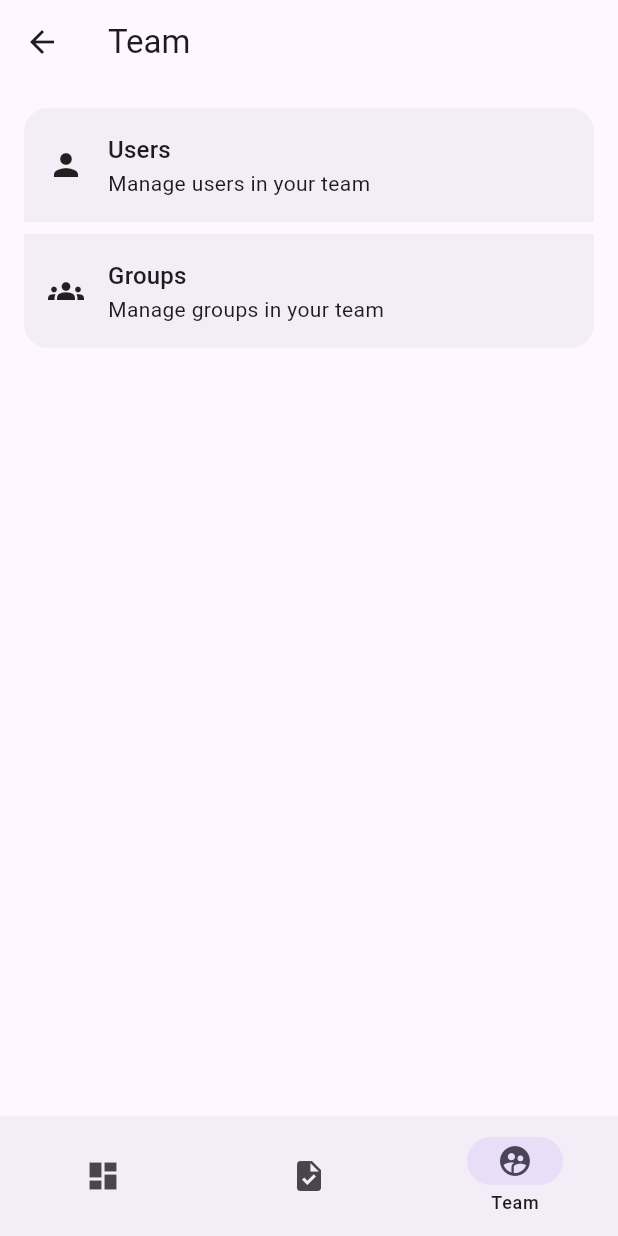
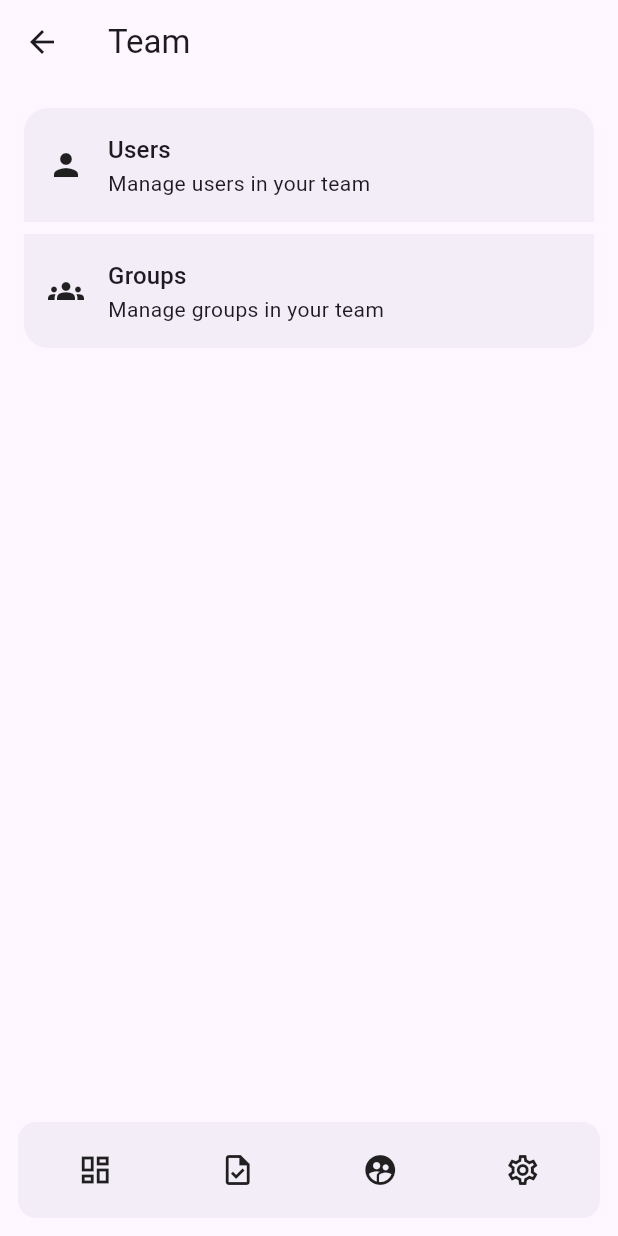
Before and after one commit to InvenzaApp/Invenza-Mobile, a Flutter app: the TeamPage screen opened by its route, on a phone screen of 412 x 824 dp. Run offline on Flutter 3.47's test engine with Material 3 defaults, Android fonts, the light colour scheme and no system bars; our stand-ins replace auto_route; generated files the repository leaves out were written again.

Commit message:
MA-15 Improved custom naivgation Bar

```diff
--- a/lib/app/routing/app_router.dart
+++ b/lib/app/routing/app_router.dart
@@ -1,4 +1,4 @@
-import 'package:app/app/screens/app/routing/app_routes.dart';
+import 'package:app/screens/app/routing/app_routes.dart';
 import 'package:auto_route/auto_route.dart';
 
 @AutoRouterConfig()
--- a/lib/app/screens/app/helpers/app_navigation_destinations.dart
+++ /dev/null
@@ -1,31 +0,0 @@
-import 'package:app/app/routing/app_router.gr.dart';
-import 'package:app/extensions/app_localizations.dart';
-import 'package:auto_route/auto_route.dart';
-import 'package:flutter/material.dart';
-
-class AppNavigationDestinations {
-  const AppNavigationDestinations(this.context);
-
-  final BuildContext context;
-
-  List<NavigationDestination> getDestinationList() => [
-        NavigationDestination(
-          icon: const Icon(Icons.dashboard),
-          label: context.l10n.nav_bar_dashboard,
-        ),
-        NavigationDestination(
-          icon: const Icon(Icons.task),
-          label: context.l10n.nav_bar_tasks,
-        ),
-        NavigationDestination(
-          icon: const Icon(Icons.supervised_user_circle),
-          label: context.l10n.nav_bar_team,
-        ),
-      ];
-
-  List<PageRouteInfo<Object?>> getRoutesList() => const [
-        DashboardRoute(),
-        TasksRoute(),
-        TeamRoute(),
-      ];
-}
--- a/lib/l10n/intl_en.arb
+++ b/lib/l10n/intl_en.arb
@@ -1,8 +1,4 @@
 {
-  "nav_bar_dashboard": "Dashboard",
-  "nav_bar_tasks": "Tasks",
-  "nav_bar_team": "Team",
-
   "team_app_bar": "Team",
   "team_users_title": "Users",
   "team_users_subtitle": "Manage users in your team",
--- a/lib/l10n/intl_pl.arb
+++ b/lib/l10n/intl_pl.arb
@@ -1,8 +1,4 @@
 {
-  "nav_bar_dashboard": "Panel",
-  "nav_bar_tasks": "Zadania",
-  "nav_bar_team": "Zespół",
-
   "team_app_bar": "Zespół",
   "team_users_title": "Użytkownicy",
   "team_users_subtitle": "Zarządzaj użytkownikami w swoim zespole",
--- /dev/null
+++ b/lib/screens/app/helpers/app_navigation_destinations.dart
@@ -0,0 +1,39 @@
+import 'package:app/app/routing/app_router.gr.dart';
+import 'package:auto_route/auto_route.dart';
+import 'package:flutter/material.dart';
+
+class AppNavigationDestinations {
+  const AppNavigationDestinations(this.context);
+
+  final BuildContext context;
+
+  List<NavigationDestination> getDestinationList() => const [
+        NavigationDestination(
+          icon: Icon(Icons.dashboard_outlined),
+          label: '',
+          selectedIcon: Icon(Icons.dashboard),
+        ),
+        NavigationDestination(
+          icon: Icon(Icons.task_outlined),
+          label: '',
+          selectedIcon: Icon(Icons.task),
+        ),
+        NavigationDestination(
+          icon: Icon(Icons.supervised_user_circle_outlined),
+          label: '',
+          selectedIcon: Icon(Icons.supervised_user_circle),
+        ),
+        NavigationDestination(
+          icon: Icon(Icons.settings_outlined),
+          label: '',
+          selectedIcon: Icon(Icons.settings),
+        ),
+      ];
+
+  List<PageRouteInfo<Object?>> getRoutesList() => const [
+        DashboardRoute(),
+        TasksRoute(),
+        TeamRoute(),
+        SettingsRoute(),
+      ];
+}
--- a/lib/app/screens/app/routing/app_routes.dart
+++ b/lib/screens/app/routing/app_routes.dart
@@ -19,6 +19,10 @@ abstract class AppRoutes {
               path: 'users',
               page: TeamRoute.page,
             ),
+            AutoRoute(
+              path: 'settings',
+              page: SettingsRoute.page,
+            ),
           ],
         ),
       ];
--- /dev/null
+++ b/lib/screens/app/screens/settings/view/settings_page.dart
@@ -0,0 +1,12 @@
+import 'package:auto_route/annotations.dart';
+import 'package:flutter/material.dart';
+
+@RoutePage()
+class SettingsPage extends StatelessWidget {
+  const SettingsPage({super.key});
+
+  @override
+  Widget build(BuildContext context) {
+    return const Placeholder();
+  }
+}
--- a/lib/app/screens/app/view/app_page.dart
+++ b/lib/screens/app/view/app_page.dart
@@ -1,5 +1,5 @@
-import 'package:app/app/routing/app_router.gr.dart';
-import 'package:app/app/screens/app/helpers/app_navigation_destinations.dart';
+import 'package:app/screens/app/helpers/app_navigation_destinations.dart';
+import 'package:app/screens/app/widgets/i_navigation_bar.dart';
 import 'package:auto_route/auto_route.dart';
 import 'package:flutter/material.dart';
 
@@ -10,13 +10,15 @@ class AppPage extends StatelessWidget {
   @override
   Widget build(BuildContext context) {
     final nav = AppNavigationDestinations(context);
+    final destinations = nav.getDestinationList();
+
     return AutoTabsScaffold(
       routes: nav.getRoutesList(),
       bottomNavigationBuilder: (context, tabsRouter) {
-        return NavigationBar(
-          labelBehavior: NavigationDestinationLabelBehavior.onlyShowSelected,
-          destinations: nav.getDestinationList(),
+        return INavigationBar(
           selectedIndex: tabsRouter.activeIndex,
+          destinations: destinations,
+          tabsRouter: tabsRouter,
           onDestinationSelected: tabsRouter.setActiveIndex,
         );
       },
--- /dev/null
+++ b/lib/screens/app/widgets/i_navigation_bar.dart
@@ -0,0 +1,56 @@
+import 'package:app/extensions/color_extension.dart';
+import 'package:app/variables.dart';
+import 'package:auto_route/auto_route.dart';
+import 'package:flutter/material.dart';
+
+class INavigationBar extends StatelessWidget {
+  const INavigationBar({
+    required this.selectedIndex,
+    required this.destinations,
+    required this.tabsRouter,
+    required this.onDestinationSelected,
+    super.key,
+  });
+
+  final int selectedIndex;
+  final List<NavigationDestination> destinations;
+  final TabsRouter tabsRouter;
+  final void Function(int) onDestinationSelected;
+
+  @override
+  Widget build(BuildContext context) {
+    return IntrinsicHeight(
+      child: Padding(
+        padding: mediumPadding,
+        child: Ink(
+          padding: smallPadding,
+          decoration: BoxDecoration(
+            color: context.container,
+            borderRadius: mediumRadius,
+          ),
+          child: Row(
+            spacing: smallValue,
+            children: destinations.asMap().entries.map(
+                  (entry) {
+                final index = entry.key;
+                final item = entry.value;
+                final selected = selectedIndex == index;
+
+                return Expanded(
+                  child: InkWell(
+                    borderRadius: BorderRadius.circular(mediumValue),
+                    onTap: () => onDestinationSelected(index),
+                    child: Padding(
+                      padding: mediumPadding,
+                      child: selected ? item.selectedIcon! : item.icon,
+                    ),
+                  ),
+                );
+              },
+            ).toList(),
+          ),
+        ),
+      ),
+    );
+  }
+}
--- a/lib/variables.dart
+++ b/lib/variables.dart
@@ -7,3 +7,7 @@ double largeValue = 16;
 EdgeInsets get smallPadding => EdgeInsets.all(smallValue);
 EdgeInsets get mediumPadding => EdgeInsets.all(mediumValue);
 EdgeInsets get largePadding => EdgeInsets.all(largeValue);
+
+BorderRadiusGeometry smallRadius = BorderRadius.circular(smallValue);
+BorderRadiusGeometry mediumRadius = BorderRadius.circular(mediumValue);
+BorderRadiusGeometry largeRadius = BorderRadius.circular(largeValue);
```
Also changed, not shown: lib/screens/app/screens/dashboard/view/dashboard_page.dart (renamed from lib/app/screens/app/screens/dashboard/view/dashboard_page.dart), lib/screens/app/screens/tasks/view/tasks_page.dart (renamed from lib/app/screens/app/screens/tasks/view/tasks_page.dart), lib/screens/app/screens/team/view/team_page.dart (renamed from lib/app/screens/app/screens/team/view/team_page.dart).
